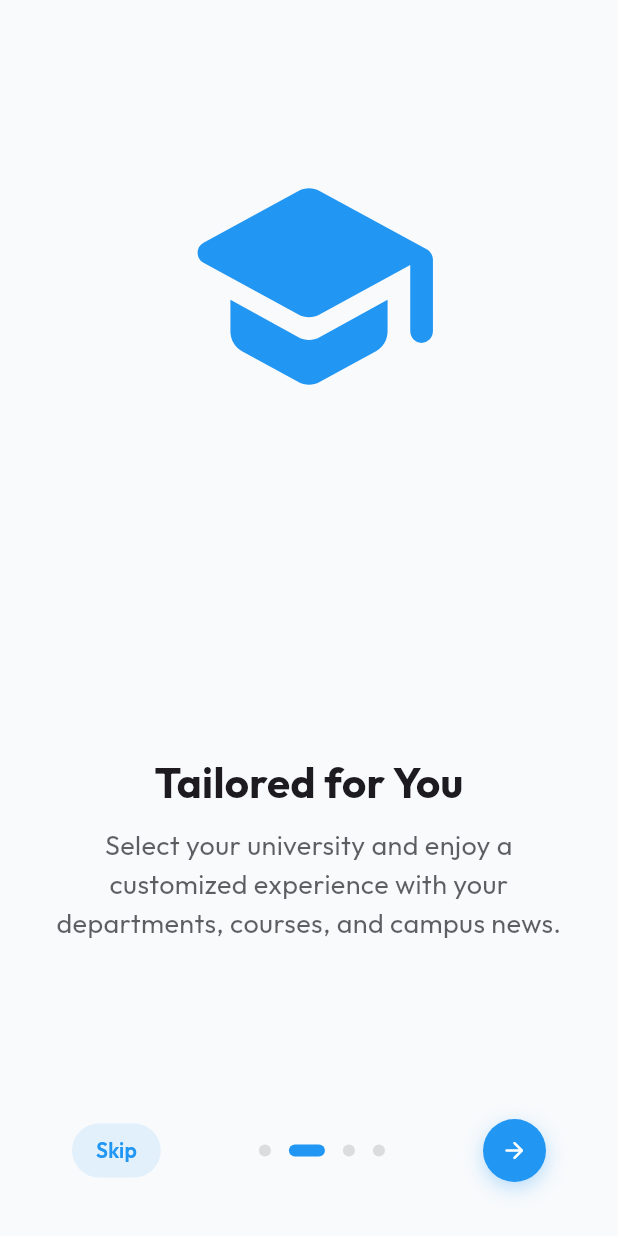
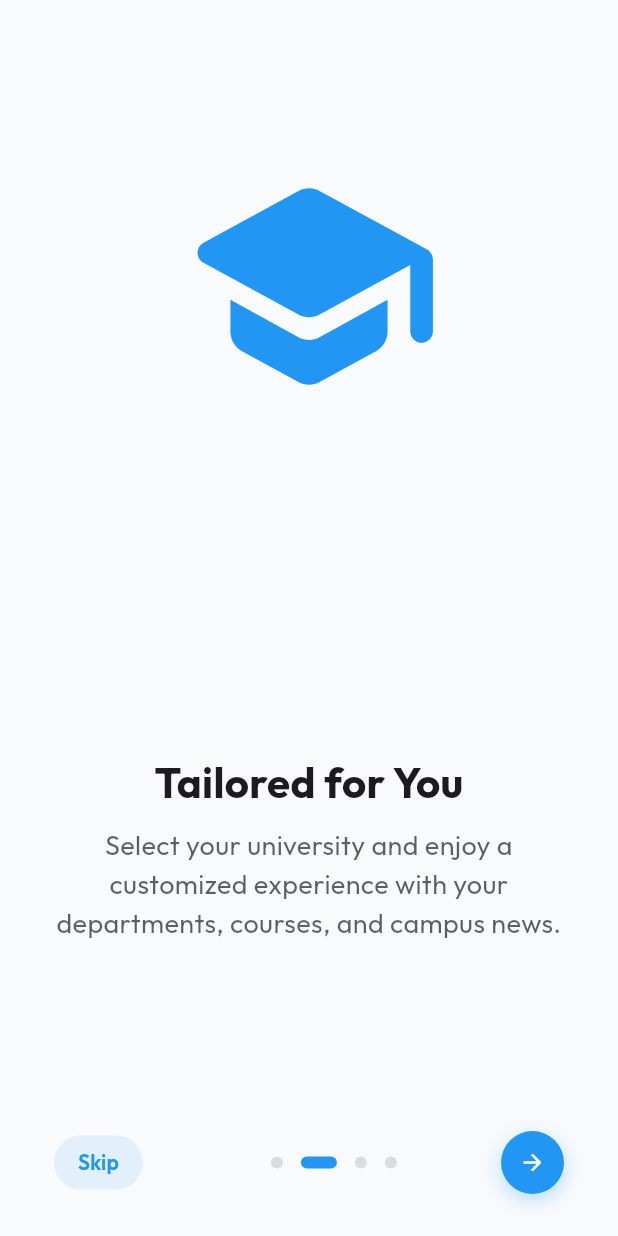
Before and after one commit to ebongi/Ub-Hub, a Flutter app: the screen it shows after launch, after a tap on the "arrow forward" icon, on a phone screen of 412 x 824 dp. Run offline on Flutter 3.47's test engine with Material 3 defaults, Android fonts, the phone set to English and light mode, and no system bars; drawn by our look-alikes of introduction_screen; our stand-ins replace animate_do, cached_network_image, connectivity_plus, file_picker, firebase_core, flutter_dotenv and 21 more; missing offline and left inert: encrypt, flutter_math_fork, markdown, markdown_widget, syncfusion_flutter_pdf, syncfusion_flutter_pdfviewer and 1 more; accounts and stored records are empty.

Commit message:
feat: implement robust PDF downloads in portal and responsive design system

```diff
--- a/lib/Screens/UI/preview/Navigation/splash_screen.dart
+++ b/lib/Screens/UI/preview/Navigation/splash_screen.dart
@@ -1,8 +1,7 @@
 import 'package:flutter/material.dart';
-import 'package:go_study/main.dart';
+import 'package:go_study/Screens/authentication/wrap.dart';
+import 'package:go_study/Screens/onboarding/onboarding_screen.dart';
 import 'package:package_info_plus/package_info_plus.dart';
-// Hide Rive's 'Animation' to avoid ambiguity with Flutter's Animation class
-import 'package:rive/rive.dart' hide Animation;
 
 class SplashScreen extends StatefulWidget {
   final bool isFirstLaunch;
@@ -21,19 +20,17 @@ class _SplashScreenState extends State<SplashScreen>
   late Animation<double> _fadeAnimation;
   late Animation<Offset> _slideAnimation;
 
-  // FileLoader must be created once and disposed — no StateMachineController needed
-  final FileLoader _fileLoader = FileLoader.fromAsset(
-    'assets/rive/15288-28809-just-for-test.riv',
-    riveFactory: Factory.flutter,
-  );
-
   Future<void> _loadVersionDetails() async {
+    try {
       final appInfo = await PackageInfo.fromPlatform();
       if (mounted) {
         setState(() {
           _version = appInfo.version;
           _buildNumber = appInfo.buildNumber;
         });
+      }
+    } catch (e) {
+      debugPrint("Failed to load version info: $e");
     }
   }
 
@@ -57,19 +54,18 @@ class _SplashScreenState extends State<SplashScreen>
           CurvedAnimation(parent: _fadeController, curve: Curves.easeOutCubic),
         );
 
-    // Reveal text after animation settles
-    Future.delayed(const Duration(milliseconds: 600), () {
-      if (mounted) _fadeController.forward();
-    });
+    // Start entrance animation
+    _fadeController.forward();
 
     // Navigate after splash completes
-    Future.delayed(const Duration(milliseconds: 3200), () {
+    Future.delayed(const Duration(milliseconds: 2500), () {
       if (mounted) {
         Navigator.pushReplacement(
           context,
           PageRouteBuilder(
-            pageBuilder: (_, animation, __) =>
-                AppEntryPoint(isFirstLaunch: widget.isFirstLaunch),
+            pageBuilder: (_, animation, __) => widget.isFirstLaunch
+                ? const OnboardingScreen()
+                : const AuthWrapper(),
             transitionsBuilder: (_, animation, __, child) =>
                 FadeTransition(opacity: animation, child: child),
             transitionDuration: const Duration(milliseconds: 600),
@@ -82,7 +78,6 @@ class _SplashScreenState extends State<SplashScreen>
   @override
   void dispose() {
     _fadeController.dispose();
-    _fileLoader.dispose();
     super.dispose();
   }
 
@@ -106,36 +101,25 @@ class _SplashScreenState extends State<SplashScreen>
                 child: Column(
                   mainAxisAlignment: MainAxisAlignment.center,
                   children: [
-                    // Rive animation (new v0.14 API)
-                    SizedBox(
-                      width: 260,
-                      height: 260,
-                      child: RiveWidgetBuilder(
-                        fileLoader: _fileLoader,
-                        artboardSelector: const ArtboardDefault(),
-                        stateMachineSelector: const StateMachineDefault(),
-                        builder: (context, state) {
-                          return switch (state) {
-                            RiveLoaded(:final controller) => RiveWidget(
-                              controller: controller,
-                              fit: Fit.contain,
+                    // Static App Logo
+                    ScaleTransition(
+                      scale: _fadeAnimation,
+                      child: Container(
+                        padding: const EdgeInsets.all(24),
+                        decoration: BoxDecoration(
+                          color: cs.primary.withOpacity(0.05),
+                          shape: BoxShape.circle,
                         ),
-                            RiveLoading() => const Center(
-                              child: CircularProgressIndicator.adaptive(),
+                        child: Image.asset(
+                          'assets/images/logoicon.png',
+                          width: 140,
+                          height: 140,
+                          fit: BoxFit.contain,
                         ),
-                            RiveFailed() => Center(
-                              child: Icon(
-                                Icons.animation,
-                                size: 64,
-                                color: cs.primary,
-                              ),
-                            ),
-                          };
-                        },
                       ),
                     ),
 
-                    const SizedBox(height: 32),
+                    const SizedBox(height: 48),
 
                     // Staggered text reveal
                     SlideTransition(
@@ -152,12 +136,12 @@ class _SplashScreenState extends State<SplashScreen>
                                 letterSpacing: -1,
                               ),
                             ),
-                            const SizedBox(height: 8),
+                            const SizedBox(height: 12),
                             _TaglineRow(
                               colorScheme: cs,
                               tags: const ['Learn', 'Practice', 'Achieve'],
                             ),
-                            const SizedBox(height: 16),
+                            const SizedBox(height: 24),
                             Text(
                               'Algorithm Driven UBCOMSA',
                               style: theme.textTheme.bodyLarge?.copyWith(
@@ -194,8 +178,6 @@ class _SplashScreenState extends State<SplashScreen>
   }
 }
 
-// ─── Top colour band ──────────────────────────────────────────────────────────
-
 class _ColorBand extends StatelessWidget {
   final Color primary;
   final Color secondary;
@@ -214,8 +196,6 @@ class _ColorBand extends StatelessWidget {
     );
   }
 }
-
-// ─── Tagline pill row ─────────────────────────────────────────────────────────
 
 class _TaglineRow extends StatelessWidget {
   final ColorScheme colorScheme;
@@ -247,8 +227,6 @@ class _TaglineRow extends StatelessWidget {
     );
   }
 }
-
-// ─── Version badge ────────────────────────────────────────────────────────────
 
 class _VersionBadge extends StatelessWidget {
   final String version;
--- a/lib/Screens/onboarding/onboarding_screen.dart
+++ b/lib/Screens/onboarding/onboarding_screen.dart
@@ -23,7 +23,9 @@ class _OnboardingScreenState extends State<OnboardingScreen> {
     }
   }
 
-  Widget _buildImage(String assetName, [double width = 350]) {
+  Widget _buildImage(String assetName, double screenWidth) {
+    // Dynamically adjust image width based on screen size
+    final double width = screenWidth * 0.75;
     if (assetName.endsWith('.svg')) {
       return SvgPicture.asset('assets/images/$assetName', width: width);
     }
@@ -35,30 +37,36 @@ class _OnboardingScreenState extends State<OnboardingScreen> {
     final theme = Theme.of(context);
     final colorScheme = theme.colorScheme;
     final textTheme = theme.textTheme;
+    final size = MediaQuery.of(context).size;
+    final isSmallScreen = size.height < 700;
 
     final pageDecoration = PageDecoration(
       titleTextStyle: GoogleFonts.outfit(
-        fontSize: 28.0,
+        fontSize: isSmallScreen ? 24.0 : 28.0,
         fontWeight: FontWeight.w700,
         color: textTheme.headlineMedium?.color ??
             (theme.brightness == Brightness.dark ? Colors.white : Colors.black87),
       ),
       bodyTextStyle: GoogleFonts.outfit(
-        fontSize: 18.0,
+        fontSize: isSmallScreen ? 16.0 : 18.0,
         color: textTheme.bodyLarge?.color?.withOpacity(0.7) ??
             (theme.brightness == Brightness.dark
                 ? Colors.white70
                 : Colors.black54),
       ),
-      bodyPadding: const EdgeInsets.fromLTRB(16.0, 0.0, 16.0, 16.0),
+      bodyPadding: EdgeInsets.fromLTRB(16.0, 0.0, 16.0, isSmallScreen ? 8.0 : 16.0),
       pageColor: theme.scaffoldBackgroundColor,
-      imagePadding: const EdgeInsets.only(bottom: 0.0),
+      imagePadding: const EdgeInsets.only(bottom: 24.0, top: 24.0),
       titlePadding: const EdgeInsets.only(top: 0.0, bottom: 8.0),
       bodyAlignment: Alignment.center,
       imageAlignment: Alignment.center,
+      footerPadding: const EdgeInsets.symmetric(vertical: 8),
     );
 
-    return IntroductionScreen(
+    return Scaffold(
+      backgroundColor: theme.scaffoldBackgroundColor,
+      body: SafeArea(
+        child: IntroductionScreen(
           globalBackgroundColor: theme.scaffoldBackgroundColor,
           allowImplicitScrolling: true,
           onChange: (index) {
@@ -95,7 +103,7 @@ class _OnboardingScreenState extends State<OnboardingScreen> {
               image: ZoomIn(
                 key: ValueKey('img_0_$_currentPage'),
                 duration: const Duration(milliseconds: 600),
-            child: _buildImage('logoicon.svg', 500),
+                child: _buildImage('logoicon.svg', size.width),
               ),
               decoration: pageDecoration,
             ),
@@ -123,7 +131,7 @@ class _OnboardingScreenState extends State<OnboardingScreen> {
                 duration: const Duration(milliseconds: 600),
                 child: Icon(
                   Icons.school_rounded,
-              size: 180,
+                  size: isSmallScreen ? 120 : 180,
                   color: colorScheme.primary,
                 ),
               ),
@@ -155,9 +163,9 @@ class _OnboardingScreenState extends State<OnboardingScreen> {
                   shaderCallback: (bounds) => const LinearGradient(
                     colors: [Color(0xFF4285F4), Color(0xFF9B72F3)],
                   ).createShader(bounds),
-              child: const Icon(
+                  child: Icon(
                     Icons.auto_awesome_rounded,
-                size: 180,
+                    size: isSmallScreen ? 120 : 180,
                     color: Colors.white,
                   ),
                 ),
@@ -186,7 +194,7 @@ class _OnboardingScreenState extends State<OnboardingScreen> {
               image: ZoomIn(
                 key: ValueKey('img_3_$_currentPage'),
                 duration: const Duration(milliseconds: 600),
-            child: _buildImage('colob.svg', 600),
+                child: _buildImage('colob.svg', size.width),
               ),
               decoration: pageDecoration,
             ),
@@ -199,6 +207,7 @@ class _OnboardingScreenState extends State<OnboardingScreen> {
           showBackButton: false,
           back: Icon(Icons.arrow_back, color: colorScheme.primary),
           skip: Container(
+            margin: const EdgeInsets.only(right: 16),
             padding: const EdgeInsets.symmetric(horizontal: 16, vertical: 8),
             decoration: BoxDecoration(
               color: colorScheme.primary.withOpacity(0.1),
@@ -228,12 +237,12 @@ class _OnboardingScreenState extends State<OnboardingScreen> {
             child: const Icon(Icons.arrow_forward_rounded, color: Colors.white),
           ),
           done: Container(
-        padding: const EdgeInsets.symmetric(horizontal: 24, vertical: 12),
+            padding: const EdgeInsets.symmetric(horizontal: 5, vertical: 10),
             decoration: BoxDecoration(
               gradient: const LinearGradient(
                 colors: [Color(0xFF4285F4), Color(0xFF9B72F3)],
               ),
-          borderRadius: BorderRadius.circular(30),
+              borderRadius: BorderRadius.circular(20),
               boxShadow: [
                 BoxShadow(
                   color: const Color(0xFF4285F4).withOpacity(0.3),
@@ -245,14 +254,15 @@ class _OnboardingScreenState extends State<OnboardingScreen> {
             child: Text(
               'Get Started',
               style: GoogleFonts.outfit(
+                fontSize: 12,
                 fontWeight: FontWeight.bold,
                 color: Colors.white,
               ),
             ),
           ),
           curve: Curves.fastLinearToSlowEaseIn,
-      controlsMargin: const EdgeInsets.all(24),
-      controlsPadding: const EdgeInsets.fromLTRB(12, 4, 12, 4),
+          controlsMargin: const EdgeInsets.all(16),
+          controlsPadding: const EdgeInsets.fromLTRB(8, 4, 8, 4),
           dotsDecorator: DotsDecorator(
             size: const Size(8.0, 8.0),
             color: theme.brightness == Brightness.dark
@@ -264,6 +274,8 @@ class _OnboardingScreenState extends State<OnboardingScreen> {
               borderRadius: BorderRadius.circular(25.0),
             ),
           ),
+        ),
+      ),
     );
   }
 }
--- a/pubspec.yaml
+++ b/pubspec.yaml
@@ -78,6 +78,7 @@ dependencies:
   connectivity_plus: ^7.0.0
   syncfusion_flutter_pdf: ^28.2.12
   rive: ^0.14.4
+  webview_flutter: ^4.10.0
 
 
 dev_dependencies:
```
Also changed, not shown: lib/Screens/Shared/constanst.dart (+13 -11 lines), lib/Screens/Shared/premium_dialog.dart (+8 -6 lines), lib/Screens/UI/preview/Navigation/home.dart (+18 -7 lines), lib/Screens/UI/preview/Navigation/portalScreen.dart (added, +283 -0 lines), lib/Screens/UI/preview/detailScreens/department_screen.dart (+5 -4 lines), lib/core/responsive.dart (added, +55 -0 lines), pubspec.lock, 2 other files. Lines whose indentation alone changed are shown as unchanged.
